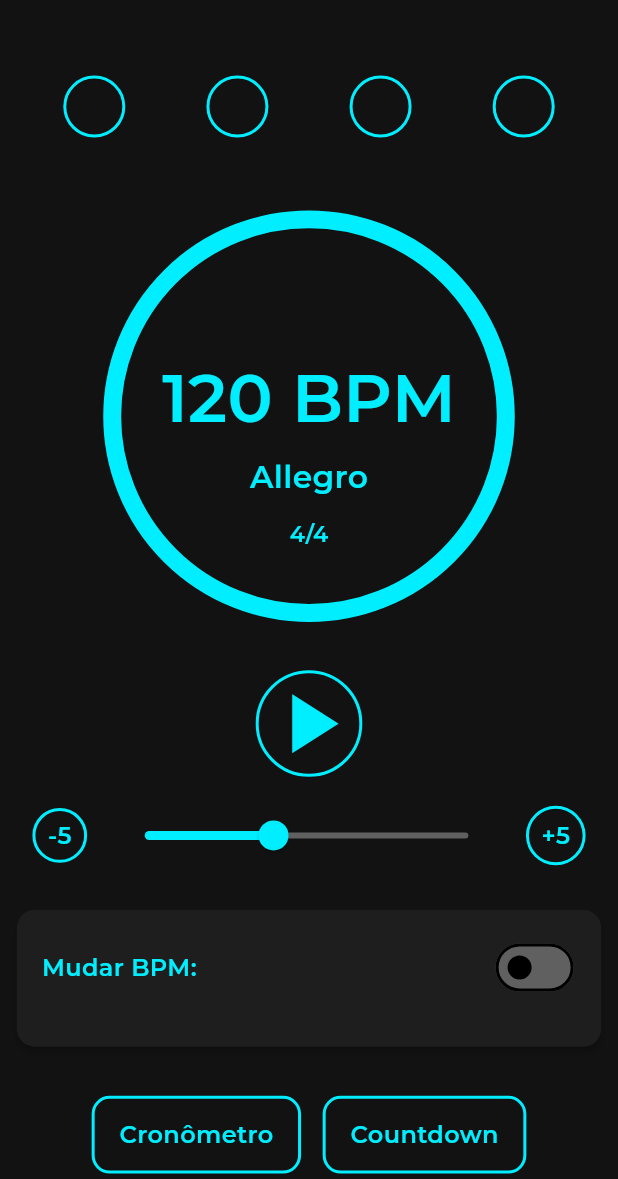
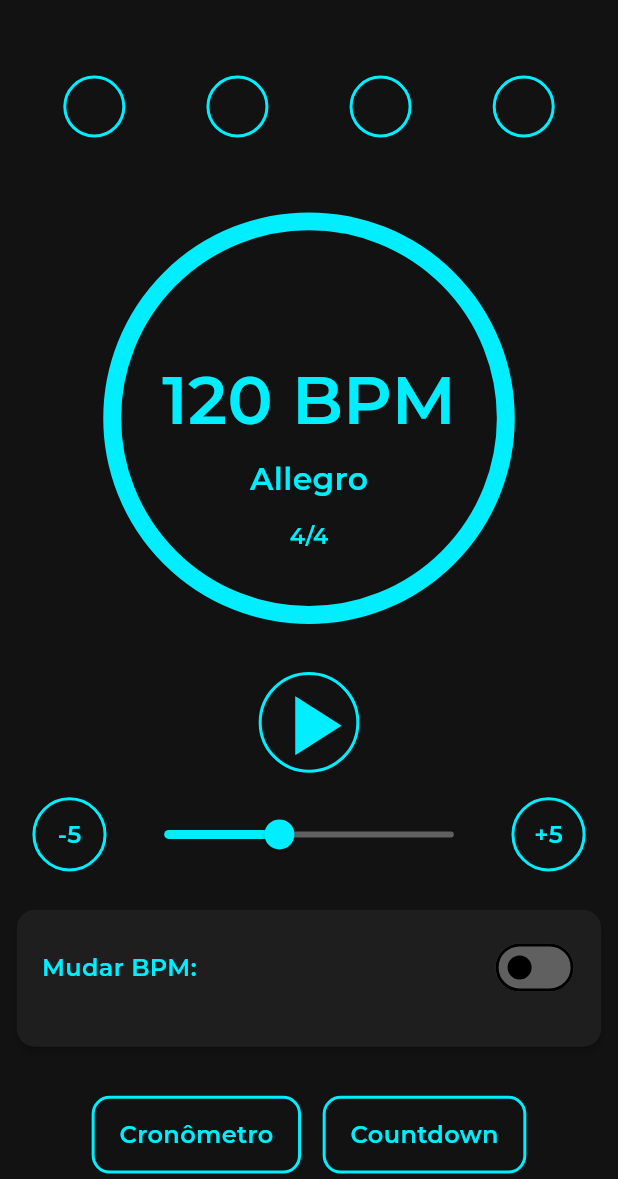
Before and after one commit to leninaac/ultimate-metronome-pro, a Flutter app: the screen it shows after launch, on a phone screen of 412 x 824 dp, the part 57-1236 px from its top. Run offline on Flutter 3.47's test engine with Material 3 defaults, Android fonts, the phone set to English and light mode, and no system bars; our stand-ins replace audioplayers, firebase_core, flutter_mobx, flutter_modular, flutter_svg, mobx and 1 more; accounts and stored records are empty; generated files the repository leaves out were written again; project files that could hold a hidden picture were left out.

Commit message:
mac, android e ios prontos

```diff
--- a/lib/design_system/dimens/app_dimens.dart
+++ b/lib/design_system/dimens/app_dimens.dart
@@ -1,11 +1,29 @@
+
 class AppDimens {
   AppDimens._();
 
-  static const double extraSmall = 4.0;   // Espaços mínimos, ícones, micro gaps
-  static const double small = 8.0;        // Espaços curtos, entre botões/labels
-  static const double medium = 16.0;      // Espaço padrão para paddings
-  static const double large = 24.0;       // Seções maiores, cards
-  static const double extraLarge = 32.0;  // Separação entre blocos de conteúdo
-  static const double xxLarge = 48.0;     // Layouts amplos, containers grandes
-  static const double huge = 64.0;        // Espaços muito grandes, hero sections
+  // Border
+  static const double defaultBorderWidth = 2.0;
+  static const double cardBorderRadius = 12.0;
+
+  // Spacing Factors
+  static const double playButtonMarginFactor = 0.05;
+  static const double beatIndicatorHorizontalPaddingFactor = 0.02;
+  static const double beatIndicatorItemPaddingFactor = 0.04;
+
+  // Sizing Factors
+  static const double activeBeatIndicatorSizeFactor = 0.75;
+  static const double inactiveBeatIndicatorSizeFactor = 0.65;
+
+  // BPM Values
+  static const double minBpmSlider = 1.0;
+  static const double maxBpmSlider = 300.0;
+  static const int minBpmPicker = 20;
+  static const int maxBpmPicker = 300;
+
+  // Slider Values
+  static const double minMeasuresToChange = 1.0;
+  static const double maxMeasuresToChange = 32.0;
+  static const double minBpmChangeValue = -20.0;
+  static const double maxBpmChangeValue = 20.0;
 }
--- a/lib/design_system/strings/app_strings_portuguese.dart
+++ b/lib/design_system/strings/app_strings_portuguese.dart
@@ -2,7 +2,6 @@ class AppStringsPortuguese {
   AppStringsPortuguese._();
 
   static const String appName = 'Ultimate Metronome Pro';
-
 
   //Shared Preferences
   static const String storageTypeLocal = 'Local Storage';
@@ -15,4 +14,19 @@ class AppStringsPortuguese {
   static const String allegroTempoString = 'Allegro';
   static const String prestoTempoString = 'Presto';
   static const String prestissimoTempoString = 'Prestissimo';
+
+  // HomePage
+  static const String undefined = 'Indefinido';
+  static const String decrementBpm = '-5';
+  static const String incrementBpm = '+5';
+  static const String changeBpmLabel = 'Mudar BPM: ';
+  static const String measuresToChangeLabel = 'Compassos antes da mudança: ';
+  static const String bpmIncrementLabel = 'Incremento de BPM: ';
+  static const String stopwatch = 'Cronômetro';
+  static const String countdown = 'Countdown';
+
+  // Modals
+  static const String musicalSignature = 'Assinatura Musical';
+  static const String save = 'Salvar';
+  static const String bpmLabel = 'BPM';
 }
--- a/lib/features/presenter/modules/home/home_page.dart
+++ b/lib/features/presenter/modules/home/home_page.dart
@@ -3,6 +3,7 @@ import 'dart:math';
 import 'package:flutter/material.dart';
 import 'package:flutter_mobx/flutter_mobx.dart';
 import 'package:flutter_modular/flutter_modular.dart';
+import 'package:ultimate_metronome_pro/design_system/dimens/app_dimens.dart';
 import 'package:ultimate_metronome_pro/design_system/strings/app_strings_portuguese.dart';
 import 'package:ultimate_metronome_pro/features/presenter/modules/metronome/metronome_controller.dart';
 import 'package:ultimate_metronome_pro/features/presenter/modules/timer/timer_controller.dart';
@@ -34,6 +35,10 @@ class HomePage extends StatelessWidget {
   Widget build(BuildContext context) {
     final controller = Modular.get<MetronomeController>();
     final timerController = Modular.get<TimerController>();
+    final screenSize = MediaQuery.of(context).size;
+    final smallerDimension = min(screenSize.width, screenSize.height);
+    final incrementButtonSize = smallerDimension * 0.12;
+    final textPadding = incrementButtonSize * 0.2;
 
     return AppBackgroundWidget(
       appBar: CustomAppBarWidget(appBarType: AppBarType.centeredTitle, title: AppStringsPortuguese.appName),
@@ -51,8 +56,7 @@ class HomePage extends StatelessWidget {
                 final n = controller.numerator.clamp(1, 16);
                 final activeIndex = controller.visualTickPosition;
 
-                // altura relativa reservada para o bloco de círculos (ajuste percentual se desejar)
-                final reservedHeightFactor = 0.12; // 12% da altura da tela, relativo e não absoluto
+                const reservedHeightFactor = 0.12;
 
                 return LayoutBuilder(
                   builder: (context, constraints) {
@@ -60,27 +64,23 @@ class HomePage extends StatelessWidget {
                     final reservedHeight = screenHeight * reservedHeightFactor;
 
                     return SizedBox(
-                      height: reservedHeight, // fixa a altura do bloco para não empurrar outros widgets
+                      height: reservedHeight,
                       child: Padding(
-                        // padding horizontal relativo à largura disponível
-                        padding: EdgeInsets.symmetric(horizontal: constraints.maxWidth * 0.02),
+                        padding: EdgeInsets.symmetric(horizontal: constraints.maxWidth * AppDimens.beatIndicatorHorizontalPaddingFactor),
                         child: Row(
                           children: List.generate(n, (index) {
                             final isActive = index == activeIndex;
 
                             return Expanded(
                               child: Padding(
-                                // padding relativo entre itens (1% da largura total)
-                                padding: EdgeInsets.symmetric(horizontal: constraints.maxWidth * 0.04),
+                                padding: EdgeInsets.symmetric(horizontal: constraints.maxWidth * AppDimens.beatIndicatorItemPaddingFactor),
                                 child: Center(
                                   child: AspectRatio(
-                                    aspectRatio: 1, // garante área quadrada para o círculo
+                                    aspectRatio: 1,
                                     child: FractionallySizedBox(
-                                      widthFactor: isActive ? 0.75 : 0.65, // circulo ativo pode ser um pouco maior
-                                      heightFactor: isActive ? 0.75 : 0.65,
+                                      widthFactor: isActive ? AppDimens.activeBeatIndicatorSizeFactor : AppDimens.inactiveBeatIndicatorSizeFactor,
+                                      heightFactor: isActive ? AppDimens.activeBeatIndicatorSizeFactor : AppDimens.inactiveBeatIndicatorSizeFactor,
                                       child: CustomBeatWidget(
-                                        // remova 'size' do CustomBeatWidget para permitir preenchimento do pai,
-                                        // ou mantenha mas ele será ignorado se o widget não usa size.
                                         filled: isActive,
                                         color: Theme.of(context).colorScheme.onSurface,
                                       ),
@@ -125,12 +125,13 @@ class HomePage extends StatelessWidget {
                             tempoLabel: controller.getMusicalTempoFromBpm(controller.bpm),
                             isCountdownActive: timerController.isCountdownRunning,
                             isBpmChangeWarning: controller.isBpmChangeWarningActive,
-                            musicalSignature: '4/4',
+                            musicalSignature: '${controller.numerator}/${controller.denominator}',
                           );
                         },
                       ),
-                      SizedBox(height: constraints.maxHeight * 0.05),
-                      Observer(
+                      SizedBox(height: constraints.maxHeight * AppDimens.playButtonMarginFactor),
+                      Center(
+                        child: Observer(
                           builder: (context) {
                             return CustomCircularButtonWidget(
                               backgroundColor: Theme.of(context).colorScheme.primary,
@@ -138,29 +139,24 @@ class HomePage extends StatelessWidget {
                               icon: Icon(!controller.metronomeIsRunning ? Icons.play_arrow : Icons.stop),
                               size: buttonSize,
                               borderColor: Theme.of(context).colorScheme.onPrimary,
-                            borderWidth: 2,
+                              borderWidth: AppDimens.defaultBorderWidth,
                               onPressed: () {
                                 if (!controller.metronomeIsRunning) {
                                   controller.startMetronome();
                                 } else {
-                                // 1. Parar Metrônomo
                                   controller.stopMetronome();
-
-                                // 2. Parar Stopwatch (Pause funciona como Stop/Pause)
                                   if (timerController.isStopwatchRunning) {
                                     timerController.pauseStopwatch();
                                   }
-
-                                // 3. Parar Countdown (Pause funciona como Stop/Pause)
                                   if (timerController.isCountdownRunning) {
                                     timerController.pauseCountdownTimer();
-                                  // Limpeza de estado: Recomendado para remover a flag de 'Countdown'
-                                  timerController.setTimerType('Indefinido');
+                                    timerController.setTimerType(AppStringsPortuguese.undefined);
                                   }
                                 }
                               },
                             );
                           },
+                        ),
                       ),
                     ],
                   );
@@ -177,18 +173,18 @@ class HomePage extends StatelessWidget {
                     iconColor: Theme.of(context).colorScheme.onPrimary,
                     icon: FittedBox(
                       child: Padding(
-                        padding: EdgeInsets.all(MediaQuery.of(context).size.width * 0.02),
+                        padding: EdgeInsets.all(textPadding),
                         child: Text(
-                          '-5',
+                          AppStringsPortuguese.decrementBpm,
                           style: AppTextStyles.appBarTitleTextStyle(
                             color: Theme.of(context).colorScheme.onPrimary,
                           ),
                         ),
                       ),
                     ),
-                    size: MediaQuery.of(context).size.width * 0.10,
+                    size: incrementButtonSize,
                     borderColor: Theme.of(context).colorScheme.onPrimary,
-                    borderWidth: 2,
+                    borderWidth: AppDimens.defaultBorderWidth,
                     onPressed: () {
                       controller.setBpm(controller.bpm - 5);
                       if (controller.metronomeIsRunning) {
@@ -202,8 +198,8 @@ class HomePage extends StatelessWidget {
                       builder: (context) {
                         return Slider(
                           value: controller.bpm,
-                          min: 1,
-                          max: 300,
+                          min: AppDimens.minBpmSlider,
+                          max: AppDimens.maxBpmSlider,
                           label: controller.bpm.toInt().toString(),
                           onChanged: (double value) => controller.setBpm(value),
                           onChangeEnd: (double value) {
@@ -223,18 +219,18 @@ class HomePage extends StatelessWidget {
                     iconColor: Theme.of(context).colorScheme.onPrimary,
                     icon: FittedBox(
                       child: Padding(
-                        padding: EdgeInsets.all(MediaQuery.of(context).size.width * 0.02),
+                        padding: EdgeInsets.all(textPadding),
                         child: Text(
-                          '+5',
+                          AppStringsPortuguese.incrementBpm,
                           style: AppTextStyles.appBarTitleTextStyle(
                             color: Theme.of(context).colorScheme.onPrimary,
                           ),
                         ),
                       ),
                     ),
-                    size: MediaQuery.of(context).size.width * 0.10,
+                    size: incrementButtonSize,
                     borderColor: Theme.of(context).colorScheme.onPrimary,
-                    borderWidth: 2,
+                    borderWidth: AppDimens.defaultBorderWidth,
                     onPressed: () {
                       controller.setBpm(controller.bpm + 5);
                       if (controller.metronomeIsRunning) {
@@ -249,7 +245,7 @@ class HomePage extends StatelessWidget {
 
             Card(
               color: Theme.of(context).cardColor,
-              shape: RoundedRectangleBorder(borderRadius: BorderRadius.circular(12)),
+              shape: RoundedRectangleBorder(borderRadius: BorderRadius.circular(AppDimens.cardBorderRadius)),
               child: Padding(
                 padding: EdgeInsets.all(AppSpacing.medium(context)),
                 child: Column(
@@ -261,7 +257,7 @@ class HomePage extends StatelessWidget {
                         mainAxisAlignment: MainAxisAlignment.spaceBetween,
                         children: [
                           Text(
-                            'Mudar BPM: ',
+                            AppStringsPortuguese.changeBpmLabel,
                             textAlign: TextAlign.center,
                             style: AppTextStyles.regularTextStyle(color: Theme.of(context).colorScheme.onPrimary),
                           ),
@@ -287,13 +283,13 @@ class HomePage extends StatelessWidget {
                           crossAxisAlignment: CrossAxisAlignment.center,
                           children: [
                             Text(
-                              'Compassos antes da mudança: ${controller.measuresToChange}',
+                              '${AppStringsPortuguese.measuresToChangeLabel}${controller.measuresToChange}',
                               style: AppTextStyles.regularTextStyle(color: Theme.of(context).colorScheme.onPrimary),
                             ),
                             Slider(
                               value: controller.measuresToChange.toDouble(),
-                              min: 1,
-                              max: 32,
+                              min: AppDimens.minMeasuresToChange,
+                              max: AppDimens.maxMeasuresToChange,
                               label: '${controller.measuresToChange}',
                               onChanged: (value) => controller.setMeasuresToChange(value.toInt()),
                               activeColor: Theme.of(context).colorScheme.onPrimary,
@@ -301,13 +297,13 @@ class HomePage extends StatelessWidget {
                             ),
                             SizedBox(height: AppSpacing.medium(context)),
                             Text(
-                              'Incremento de BPM: ${controller.bpmChangeValue.round()}',
+                              '${AppStringsPortuguese.bpmIncrementLabel}${controller.bpmChangeValue.round()}',
                               style: AppTextStyles.regularTextStyle(color: Theme.of(context).colorScheme.onPrimary),
                             ),
                             Slider(
                               value: controller.bpmChangeValue,
-                              min: -20,
-                              max: 20,
+                              min: AppDimens.minBpmChangeValue,
+                              max: AppDimens.maxBpmChangeValue,
                               label: '${controller.bpmChangeValue.round()}',
                               onChanged: controller.setBpmChangeValue,
                               activeColor: Theme.of(context).colorScheme.onPrimary,
@@ -361,14 +357,14 @@ class HomePage extends StatelessWidget {
                     child: Padding(
                       padding: EdgeInsets.all(MediaQuery.of(context).size.width * 0.001),
                       child: Text(
-                        'Cronômetro',
+                        AppStringsPortuguese.stopwatch,
                         style: AppTextStyles.regularTextStyle(color: Theme.of(context).colorScheme.onPrimary),
                       ),
                     ),
                   ),
                   size: MediaQuery.of(context).size.width * 0.10,
                   borderColor: Theme.of(context).colorScheme.onPrimary,
-                  borderWidth: 2,
+                  borderWidth: AppDimens.defaultBorderWidth,
                   onPressed:
                       () => showModalBottomSheet(
                         context: context,
@@ -388,14 +384,14 @@ class HomePage extends StatelessWidget {
                     child: Padding(
                       padding: EdgeInsets.all(MediaQuery.of(context).size.width * 0.001),
                       child: Text(
-                        'Countdown',
+                        AppStringsPortuguese.countdown,
                         style: AppTextStyles.regularTextStyle(color: Theme.of(context).colorScheme.onPrimary),
                       ),
                     ),
                   ),
                   size: MediaQuery.of(context).size.width * 0.10,
                   borderColor: Theme.of(context).colorScheme.onPrimary,
-                  borderWidth: 2,
+                  borderWidth: AppDimens.defaultBorderWidth,
                   onPressed:
                       () => showModalBottomSheet(
                         context: context,
--- a/lib/features/presenter/widgets/buttons/custom_circular_button_widget.dart
+++ b/lib/features/presenter/widgets/buttons/custom_circular_button_widget.dart
@@ -1,4 +1,5 @@
 import 'package:flutter/material.dart';
+
 class CustomCircularButtonWidget extends StatelessWidget {
   final Color backgroundColor;
   final Color iconColor;
@@ -21,9 +22,13 @@ class CustomCircularButtonWidget extends StatelessWidget {
 
   @override
   Widget build(BuildContext context) {
-    return InkWell(
+    // Wrap with SizedBox to constrain the hit area of the InkWell
+    return SizedBox(
+      width: size,
+      height: size,
+      child: InkWell(
+        customBorder: const CircleBorder(), // Use CircleBorder for a circular ripple effect
         onTap: onPressed,
-      borderRadius: BorderRadius.circular((size * 2 +16) / 2),
         child: Container(
           decoration: BoxDecoration(
             color: backgroundColor,
@@ -37,6 +42,7 @@ class CustomCircularButtonWidget extends StatelessWidget {
             child: IconTheme(data: IconThemeData(color: iconColor, size: size), child: icon),
           ),
         ),
+      ),
     );
   }
 }
--- a/lib/features/presenter/widgets/modal_contents/custom_bpm_modal_content_widget.dart
+++ b/lib/features/presenter/widgets/modal_contents/custom_bpm_modal_content_widget.dart
@@ -1,5 +1,7 @@
 import 'package:flutter/cupertino.dart';
 import 'package:flutter/material.dart';
+import 'package:ultimate_metronome_pro/design_system/dimens/app_dimens.dart';
+import 'package:ultimate_metronome_pro/design_system/strings/app_strings_portuguese.dart';
 import 'package:ultimate_metronome_pro/features/presenter/modules/metronome/metronome_controller.dart';
 import 'package:ultimate_metronome_pro/features/presenter/widgets/styles/app_text_styles.dart';
 import 'package:ultimate_metronome_pro/design_system/dimens/app_spacing.dart';
@@ -9,12 +11,12 @@ class CustomBpmModalContentWidget extends StatelessWidget {
 
   const CustomBpmModalContentWidget({super.key, required this.controller});
 
-  static const int minBpm = 20;
-  static const int maxBpm = 300;
-  static const int bpmRange = maxBpm - minBpm + 1;
-
   @override
   Widget build(BuildContext context) {
+    const minBpm = AppDimens.minBpmPicker;
+    const maxBpm = AppDimens.maxBpmPicker;
+    const bpmRange = maxBpm - minBpm + 1;
+
     // Calcula o índice inicial baseado no BPM atual, garantindo que esteja no range válido
     final initialBpm = controller.bpm.round().clamp(minBpm, maxBpm);
     final initialIndex = initialBpm - minBpm;
@@ -26,7 +28,7 @@ class CustomBpmModalContentWidget extends StatelessWidget {
         mainAxisSize: MainAxisSize.min,
         children: [
           Text(
-            'BPM',
+            AppStringsPortuguese.bpmLabel,
             style: AppTextStyles.regularTextStyle(color: Theme.of(context).colorScheme.onPrimary),
           ),
           SizedBox(height: AppSpacing.small(context)),
@@ -71,7 +73,7 @@ class CustomBpmModalContentWidget extends StatelessWidget {
               onPressed: () {
                 Navigator.of(context).pop();
               },
-              child:  Text('Salvar', style: AppTextStyles.regularTextStyle(color: Theme.of(context).colorScheme.onPrimary)),
+              child:  Text(AppStringsPortuguese.save, style: AppTextStyles.regularTextStyle(color: Theme.of(context).colorScheme.onPrimary)),
             ),
           ),
         ],
--- a/lib/features/presenter/widgets/modal_contents/custom_time_signature_modal_content_widget.dart
+++ b/lib/features/presenter/widgets/modal_contents/custom_time_signature_modal_content_widget.dart
@@ -1,6 +1,7 @@
 import 'package:flutter/cupertino.dart';
 import 'package:flutter/material.dart';
 import 'package:flutter_mobx/flutter_mobx.dart';
+import 'package:ultimate_metronome_pro/design_system/strings/app_strings_portuguese.dart';
 import 'package:ultimate_metronome_pro/features/presenter/modules/metronome/metronome_controller.dart';
 import 'package:ultimate_metronome_pro/features/presenter/widgets/styles/app_text_styles.dart';
 import 'package:ultimate_metronome_pro/design_system/dimens/app_spacing.dart';
@@ -23,11 +24,12 @@ class CustomTimeSignatureModalContentWidget extends StatelessWidget {
 
     return Padding(
       padding: EdgeInsets.all(AppSpacing.medium(context)),
+      child: SingleChildScrollView(
         child: Column(
           mainAxisSize: MainAxisSize.min,
           children: [
             Text(
-            'Assinatura Musical',
+              AppStringsPortuguese.musicalSignature,
               style: AppTextStyles.regularTextStyle(color: Theme.of(context).colorScheme.onPrimary),
             ),
             SizedBox(height: AppSpacing.medium(context)),
@@ -113,11 +115,12 @@ class CustomTimeSignatureModalContentWidget extends StatelessWidget {
                 onPressed: () {
                   Navigator.of(context).pop();
                 },
-              child:  Text('Salvar', style: AppTextStyles.regularTextStyle(color: Theme.of(context).colorScheme.onPrimary)),
+                child:  Text(AppStringsPortuguese.save, style: AppTextStyles.regularTextStyle(color: Theme.of(context).colorScheme.onPrimary)),
               ),
             ),
           ],
         ),
+      ),
     );
   }
 }
--- a/lib/main/main.dart
+++ b/lib/main/main.dart
@@ -1,7 +1,9 @@
+import 'package:firebase_core/firebase_core.dart';
 import 'package:flutter/material.dart';
 import 'package:flutter_modular/flutter_modular.dart';
 import 'package:shared_preferences/shared_preferences.dart';
 import 'package:ultimate_metronome_pro/core/identify_platform/identify_platform.dart';
+import 'package:ultimate_metronome_pro/firebase_options.dart';
 
 import 'app_module.dart';
 import 'app_widget.dart';
@@ -14,6 +16,8 @@ void main() async {
   };
   WidgetsFlutterBinding.ensureInitialized();
 
+  await Firebase.initializeApp(options: DefaultFirebaseOptions.currentPlatform);
+
   final sharedPreferences = await SharedPreferences.getInstance();
 
   IdentifyPlatform.identifyOperatingSystem();
--- a/pubspec.yaml
+++ b/pubspec.yaml
@@ -32,6 +32,10 @@ dependencies:
     sdk: flutter
   flutter_localizations:
     sdk: flutter
+  firebase_core: ^4.2.1
+  cloud_firestore: ^6.1.0
+  firebase_analytics: ^12.0.4
+  firebase_crashlytics: ^5.0.4
 
   # The following adds the Cupertino Icons font to your application.
   # Use with the CupertinoIcons class for iOS style icons.
```
Also changed, not shown: firebase.json (added), lib/firebase_options.dart (added), pubspec.lock, 10 other files. Lines whose indentation alone changed are shown as unchanged.
